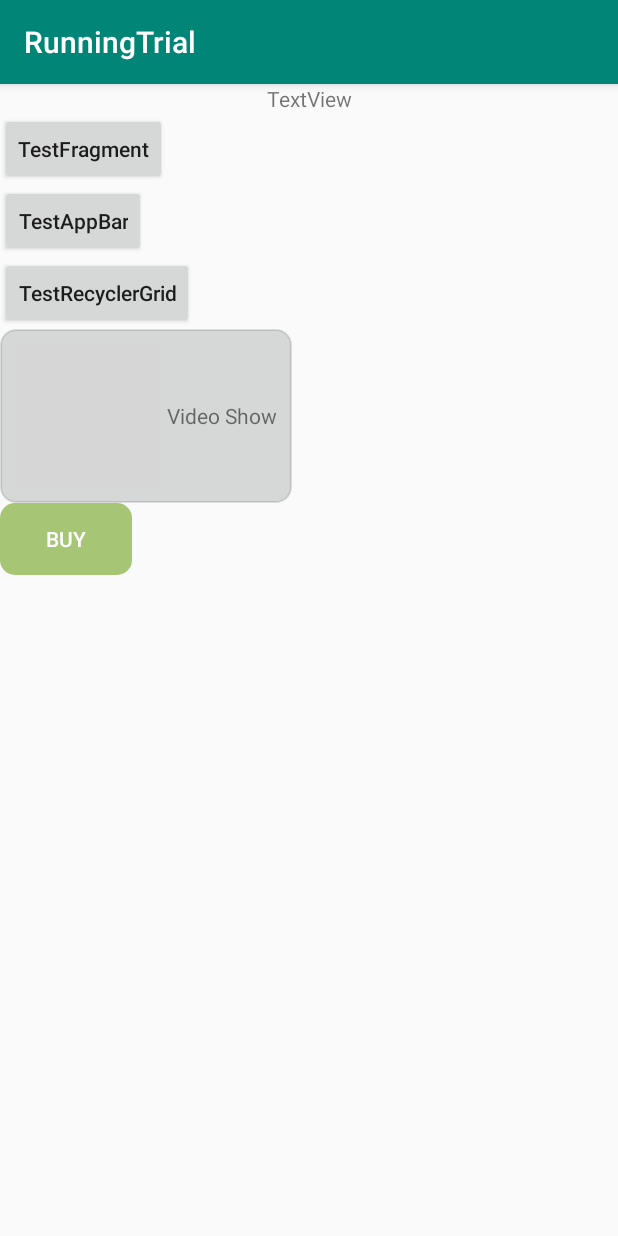
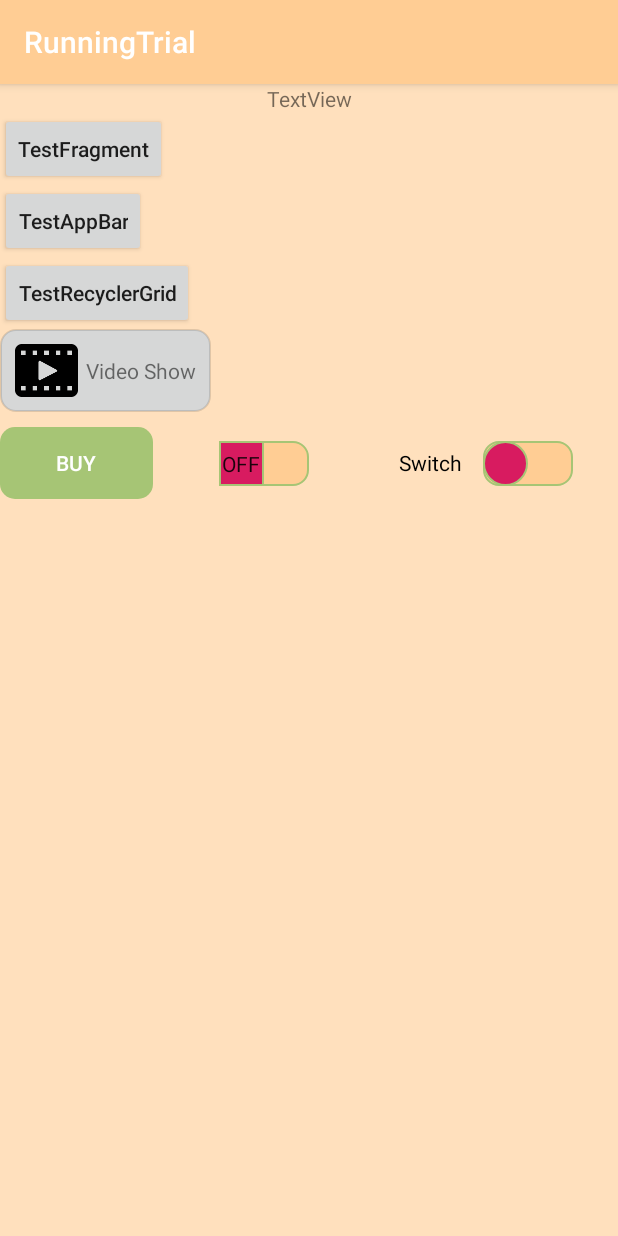
Before and after one commit to HomerChenX1/RunningTrial, an Android app: the screen it shows after launch (MainActivity), on a phone screen of 412 x 824 dp. Run offline under Robolectric (Android 15) with nearby library versions, the phone set to English and light mode, and no system bars; our stand-ins replace EventBus; 1 statement that could not run was skipped; grey boxes are pictures that could not be loaded.

```diff
--- /dev/null
+++ b/app/src/main/res/drawable/switch_btn_bg_normal.xml
@@ -0,0 +1,9 @@
+<?xml version="1.0" encoding="utf-8"?>
+<shape xmlns:android="http://schemas.android.com/apk/res/android"
+    android:shape="rectangle">
+    <solid android:color="@color/colorPrimary" />
+    <stroke
+        android:width="1dp"
+        android:color="@color/btnSolid" />
+    <corners android:radius="@dimen/tv_round_radius" />
+</shape>
--- /dev/null
+++ b/app/src/main/res/drawable/switch_btn_bg_on.xml
@@ -0,0 +1,9 @@
+<?xml version="1.0" encoding="utf-8"?>
+<shape xmlns:android="http://schemas.android.com/apk/res/android"
+    android:shape="rectangle">
+    <solid android:color="@color/colorPrimaryDark" />
+    <stroke
+        android:width="1dp"
+        android:color="@color/btnSolid" />
+    <corners android:radius="@dimen/tv_round_radius" />
+</shape>
--- /dev/null
+++ b/app/src/main/res/drawable/switch_btn_normal.xml
@@ -0,0 +1,11 @@
+<?xml version="1.0" encoding="utf-8"?>
+<shape xmlns:android="http://schemas.android.com/apk/res/android"
+    android:shape="rectangle">
+    <solid android:color="@color/colorAccent" />
+    <stroke
+        android:width="1dp"
+        android:color="@color/btnSolid" />
+    <size
+        android:width="@dimen/switch_radius"
+        android:height="@dimen/switch_radius" />
+</shape>
--- /dev/null
+++ b/app/src/main/res/drawable/switch_btn_normal_oval.xml
@@ -0,0 +1,11 @@
+<?xml version="1.0" encoding="utf-8"?>
+<shape xmlns:android="http://schemas.android.com/apk/res/android"
+    android:shape="oval">
+    <solid android:color="@color/colorAccent" />
+    <stroke
+        android:width="1dp"
+        android:color="@color/btnSolid" />
+    <size
+        android:width="@dimen/switch_radius"
+        android:height="@dimen/switch_radius" />
+</shape>
--- /dev/null
+++ b/app/src/main/res/drawable/switch_btn_pressed.xml
@@ -0,0 +1,11 @@
+<?xml version="1.0" encoding="utf-8"?>
+<shape xmlns:android="http://schemas.android.com/apk/res/android"
+    android:shape="rectangle">
+    <solid android:color="@color/btnSolid" />
+    <stroke
+        android:width="1dp"
+        android:color="@color/colorAccent" />
+    <size
+        android:width="@dimen/switch_radius"
+        android:height="40dp" />
+</shape>
--- /dev/null
+++ b/app/src/main/res/drawable/switch_btn_pressed_oval.xml
@@ -0,0 +1,11 @@
+<?xml version="1.0" encoding="utf-8"?>
+<shape xmlns:android="http://schemas.android.com/apk/res/android"
+    android:shape="oval">
+    <solid android:color="@color/btnSolid" />
+    <stroke
+        android:width="1dp"
+        android:color="@color/colorAccent" />
+    <size
+        android:width="@dimen/switch_radius"
+        android:height="@dimen/switch_radius" />
+</shape>
--- /dev/null
+++ b/app/src/main/res/drawable/switch_thumb_selector.xml
@@ -0,0 +1,5 @@
+<?xml version="1.0" encoding="utf-8"?>
+<selector xmlns:android="http://schemas.android.com/apk/res/android">
+    <item android:state_pressed="true" android:drawable="@drawable/switch_btn_pressed" />
+    <item android:state_pressed="false" android:drawable="@drawable/switch_btn_normal" />
+</selector>
--- /dev/null
+++ b/app/src/main/res/drawable/switch_thumb_selector_oval.xml
@@ -0,0 +1,5 @@
+<?xml version="1.0" encoding="utf-8"?>
+<selector xmlns:android="http://schemas.android.com/apk/res/android">
+    <item android:state_pressed="true" android:drawable="@drawable/switch_btn_pressed_oval" />
+    <item android:state_pressed="false" android:drawable="@drawable/switch_btn_normal_oval" />
+</selector>
--- /dev/null
+++ b/app/src/main/res/drawable/switch_track_selector.xml
@@ -0,0 +1,6 @@
+<?xml version="1.0" encoding="utf-8"?>
+<selector xmlns:android="http://schemas.android.com/apk/res/android">
+    <item android:state_checked="true" android:drawable="@drawable/switch_btn_bg_on" />
+    <item android:state_checked="false" android:drawable="@drawable/switch_btn_bg_normal" />
+
+</selector>
--- a/app/src/main/res/layout/activity_main.xml
+++ b/app/src/main/res/layout/activity_main.xml
@@ -5,6 +5,7 @@
     android:layout_width="match_parent"
     android:layout_height="match_parent"
     android:orientation="vertical"
+    android:background="@color/windowBackground"
     tools:context=".MainActivity">
 
     <TextView
@@ -60,6 +61,11 @@
             android:text="@string/test_imgbtn_with_text" />
     </LinearLayout>
 
+    <LinearLayout
+        android:layout_width="match_parent"
+        android:layout_height="wrap_content"
+        android:orientation="horizontal">
+
         <Button
             android:id="@+id/button"
             android:layout_width="wrap_content"
@@ -67,7 +73,45 @@
             style="?android:attr/borderlessButtonStyle"
             android:background="@drawable/ripple_effect"
             android:textColor="@android:color/white"
+            android:layout_marginTop="@dimen/marginTop_M"
+            android:layout_marginBottom="@dimen/marginTop_M"
+            android:layout_weight="1"
             android:text="Buy" />
+
+        <Switch
+            android:id="@+id/switch1"
+            android:layout_width="wrap_content"
+            android:layout_height="wrap_content"
+            android:minHeight="40dp"
+            android:switchMinWidth="50dp"
+            android:thumb="@drawable/switch_thumb_selector"
+            android:track="@drawable/switch_track_selector"
+            android:layout_marginEnd="@dimen/switch_radius"
+            android:layout_marginStart="@dimen/switch_radius"
+            android:layout_weight="1"
+            android:layout_gravity="center_vertical"
+
+            android:showText="true"
+            android:textOff="Off"
+            android:textOn="OK" />
+
+        <Switch
+            android:id="@+id/switch2"
+            android:layout_width="wrap_content"
+            android:layout_height="wrap_content"
+            android:minHeight="40dp"
+            android:switchMinWidth="50dp"
+            android:thumb="@drawable/switch_thumb_selector_oval"
+            android:track="@drawable/switch_track_selector"
+            android:layout_weight="1"
+            android:layout_marginEnd="@dimen/switch_radius"
+            android:layout_marginStart="@dimen/switch_radius"
+            android:layout_gravity="center_vertical"
+
+            android:text="Switch" />
+
+    </LinearLayout>
+
 
 
 </LinearLayout>
--- a/app/src/main/res/values/colors.xml
+++ b/app/src/main/res/values/colors.xml
@@ -1,7 +1,23 @@
 <?xml version="1.0" encoding="utf-8"?>
 <resources>
-    <color name="colorPrimary">#008577</color>
-    <color name="colorPrimaryDark">#00574B</color>
+    <!--theme color-->
+    <color name="navigationBarColor">#ffad60</color>
+
+    <color name="colorPrimaryDark">#eac086</color>
+    <color name="statusBarColor">#eac086</color>
+
+    <color name="colorPrimary">#ffcd94</color>
+    <color name="windowBackground">#ffe0bd</color>
+    <color name="textColorPrimary">#ffe39f</color>
+
+    <!--grey color list-->
+    <color name="grey_0">#f8f8fa</color>
+    <color name="grey_1">#e5e6eb</color>
+    <color name="grey_2">#d2d4dc</color>
+    <color name="grey_3">#c0c2ce</color>
+    <color name="grey_4">#afafaf</color>
+
     <color name="colorAccent">#D81B60</color>
+
     <color name="btnSolid">#ffa6c575</color>
 </resources>
--- a/app/src/main/res/values/dimens.xml
+++ b/app/src/main/res/values/dimens.xml
@@ -1,4 +1,8 @@
 <?xml version="1.0" encoding="utf-8"?>
 <resources>
     <dimen name="tv_round_radius">10dp</dimen>
+    <dimen name="switch_radius">30dp</dimen>
+    <dimen name="marginTop_M">10dp</dimen>
+    <dimen name="marginLeft_M">10dp</dimen>
+
 </resources>
--- a/app/src/main/res/values/styles.xml
+++ b/app/src/main/res/values/styles.xml
@@ -6,6 +6,7 @@
         <item name="colorPrimary">@color/colorPrimary</item>
         <item name="colorPrimaryDark">@color/colorPrimaryDark</item>
         <item name="colorAccent">@color/colorAccent</item>
+        <item name="android:statusBarColor">@color/statusBarColor</item>
     </style>
 
     <style name="AppTheme.Base" parent="Theme.AppCompat.Light.NoActionBar">
```
Also changed, not shown: app/src/main/java/com/example/runningtrial/TestFragmentActivity.java (+45 -3 lines), app/src/main/java/com/example/runningtrial/base/FragmentBasic.java (+47 -4 lines), app/src/main/java/com/example/runningtrial/base/Utils.java (+16 -0 lines), app/src/main/res/mipmap-xxhdpi/ico_video.png (added). Lines whose indentation alone changed are shown as unchanged.
